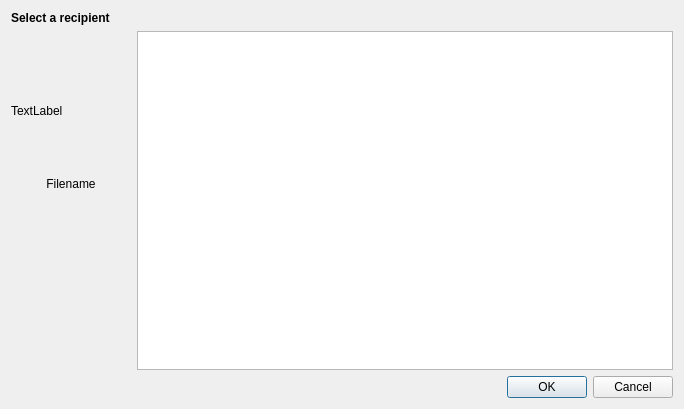
The window that mainwindow.ui (KDE/ktp-send-file) describes before a commit, drawn with Qt 5.
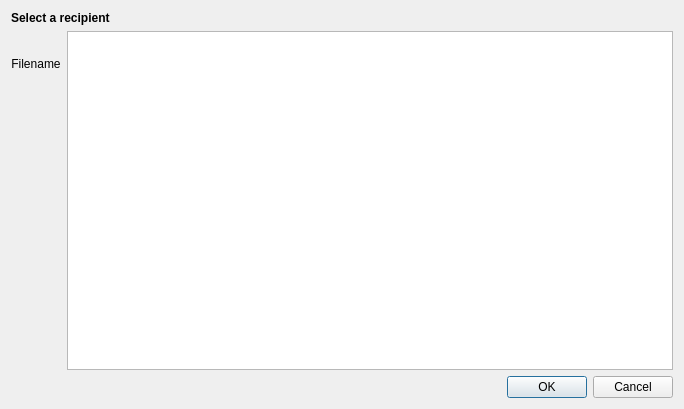
The same window after the commit. Custom widgets are drawn as their Qt base class.

Commit message: Use file preview widget instead of dealing with KIO::filePreview ourselves

```diff
--- a/mainwindow.ui
+++ b/mainwindow.ui
@@ -54,17 +54,7 @@
         </spacer>
        </item>
        <item>
-        <widget class="QLabel" name="filePreviewLabel">
-         <property name="minimumSize">
-          <size>
-           <width>120</width>
-           <height>120</height>
-          </size>
-         </property>
-         <property name="text">
-          <string>TextLabel</string>
-         </property>
-        </widget>
+        <widget class="KImageFilePreview" name="filePreview"/>
        </item>
        <item>
         <widget class="QLabel" name="fileNameLabel">
@@ -152,6 +142,11 @@
    <extends>QListView</extends>
    <header>kcategorizedview.h</header>
   </customwidget>
+  <customwidget>
+   <class>KImageFilePreview</class>
+   <extends>QWidget</extends>
+   <header>kimagefilepreview.h</header>
+  </customwidget>
  </customwidgets>
  <resources/>
  <connections/>
```
The commit also changes 2 other files.
